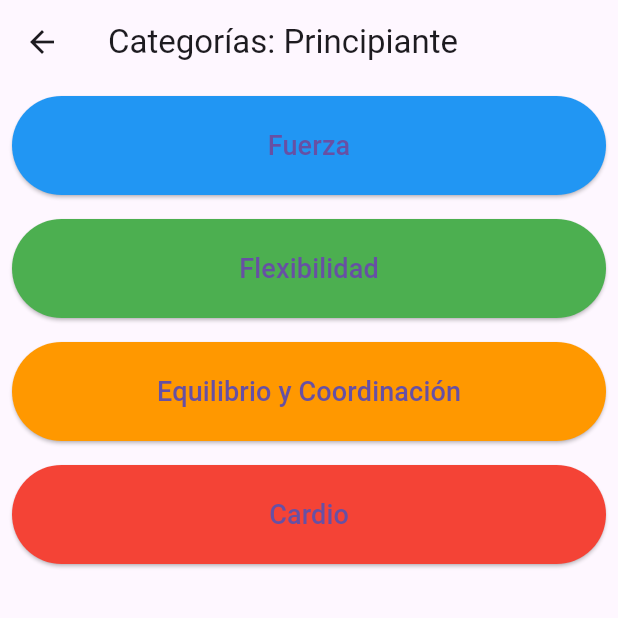
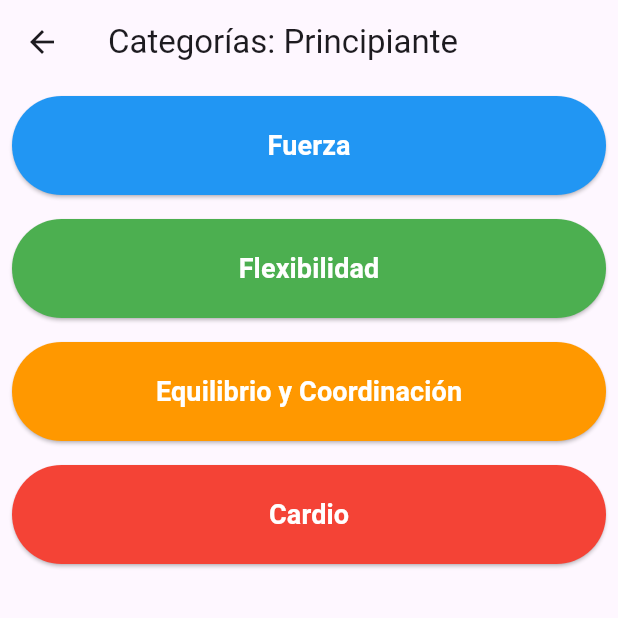
Before and after one commit to Cristian241024/AppCalisteniaFlutter, a Flutter app: the ExerciseCategoriesScreen screen opened directly, on a phone screen of 412 x 824 dp, the top half of it. Run offline on Flutter 3.47's test engine with Material 3 defaults, Android fonts, the phone set to English and light mode, and no system bars.

Commit message:
proyecto flutter 2

```diff
--- a/lib/exercise_categories_screen.dart
+++ b/lib/exercise_categories_screen.dart
@@ -66,7 +66,11 @@ class CategoryButton extends StatelessWidget {
         ),
         child: Text(
           category,
-          style: TextStyle(fontSize: 18),
+          style: TextStyle(
+            fontSize: 18,
+            color: Colors.white, // Cambiamos el color del texto a blanco
+            fontWeight: FontWeight.bold, // Hacemos las letras en negrita
+          ),
         ),
       ),
     );
```
